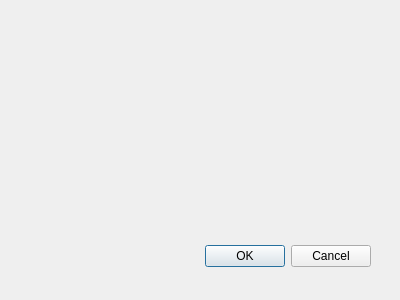
The window that CRMBaseModule/taskdialog.ui (torgcrm/TorgCRM-QtClient) describes before a commit, drawn with Qt 5.
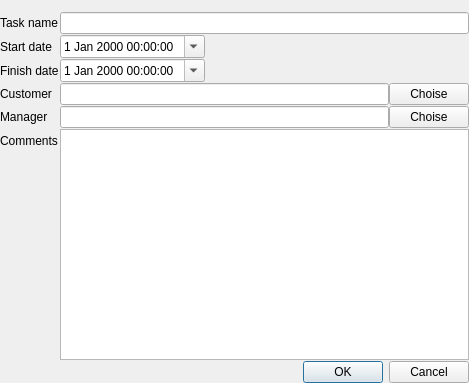
The same window after the commit.

Commit message: Create task form was made

Patch:
```diff
--- a/CRMBaseModule/taskdialog.ui
+++ b/CRMBaseModule/taskdialog.ui
@@ -8,29 +8,216 @@
    <rect>
     <x>0</x>
     <y>0</y>
-    <width>400</width>
-    <height>300</height>
+    <width>469</width>
+    <height>383</height>
    </rect>
   </property>
   <property name="windowTitle">
    <string>Dialog</string>
   </property>
-  <widget name="buttonBox" class="QDialogButtonBox">
-   <property name="geometry">
-    <rect>
-     <x>30</x>
-     <y>240</y>
-     <width>341</width>
-     <height>32</height>
-    </rect>
+  <layout class="QVBoxLayout" name="verticalLayout">
+   <property name="spacing">
+    <number>1</number>
    </property>
-   <property name="orientation">
-    <enum>Qt::Horizontal</enum>
+   <property name="sizeConstraint">
+    <enum>QLayout::SetMaximumSize</enum>
    </property>
-   <property name="standardButtons">
-    <set>QDialogButtonBox::Cancel|QDialogButtonBox::Ok</set>
+   <property name="leftMargin">
+    <number>0</number>
    </property>
-  </widget>
+   <property name="topMargin">
+    <number>0</number>
+   </property>
+   <property name="rightMargin">
+    <number>0</number>
+   </property>
+   <property name="bottomMargin">
+    <number>0</number>
+   </property>
+   <item>
+    <layout class="QFormLayout" name="formLayout">
+     <property name="sizeConstraint">
+      <enum>QLayout::SetMaximumSize</enum>
+     </property>
+     <property name="fieldGrowthPolicy">
+      <enum>QFormLayout::ExpandingFieldsGrow</enum>
+     </property>
+     <property name="labelAlignment">
+      <set>Qt::AlignLeading|Qt::AlignLeft|Qt::AlignVCenter</set>
+     </property>
+     <property name="formAlignment">
+      <set>Qt::AlignLeading|Qt::AlignLeft|Qt::AlignTop</set>
+     </property>
+     <property name="horizontalSpacing">
+      <number>1</number>
+     </property>
+     <property name="verticalSpacing">
+      <number>1</number>
+     </property>
+     <property name="topMargin">
+      <number>12</number>
+     </property>
+     <item row="0" column="0">
+      <widget class="QLabel" name="label">
+       <property name="text">
+        <string>Task name</string>
+       </property>
+      </widget>
+     </item>
+     <item row="0" column="1">
+      <widget class="QLineEdit" name="lineEdit"/>
+     </item>
+     <item row="1" column="0">
+      <widget class="QLabel" name="label_2">
+       <property name="text">
+        <string>Start date</string>
+       </property>
+      </widget>
+     </item>
+     <item row="1" column="1">
+      <widget class="QDateTimeEdit" name="dateTimeEdit">
+       <property name="calendarPopup">
+        <bool>true</bool>
+       </property>
+      </widget>
+     </item>
+     <item row="2" column="0">
+      <widget class="QLabel" name="label_3">
+       <property name="text">
+        <string>Finish date</string>
+       </property>
+      </widget>
+     </item>
+     <item row="2" column="1">
+      <widget class="QDateTimeEdit" name="dateTimeEdit_2">
+       <property name="calendarPopup">
+        <bool>true</bool>
+       </property>
+      </widget>
+     </item>
+     <item row="3" column="0">
+      <widget class="QLabel" name="label_4">
+       <property name="text">
+        <string>Customer</string>
+       </property>
+      </widget>
+     </item>
+     <item row="3" column="1">
+      <widget class="QFrame" name="frame">
+       <property name="frameShape">
+        <enum>QFrame::NoFrame</enum>
+       </property>
+       <property name="frameShadow">
+        <enum>QFrame::Raised</enum>
+       </property>
+       <property name="lineWidth">
+        <number>0</number>
+       </property>
+       <layout class="QHBoxLayout" name="horizontalLayout" stretch="1,0">
+        <property name="spacing">
+         <number>0</number>
+        </property>
+        <property name="sizeConstraint">
+         <enum>QLayout::SetMaximumSize</enum>
+        </property>
+        <property name="leftMargin">
+         <number>0</number>
+        </property>
+        <property name="topMargin">
+         <number>0</number>
+        </property>
+        <property name="rightMargin">
+         <number>0</number>
+        </property>
+        <property name="bottomMargin">
+         <number>0</number>
+        </property>
+        <item>
+         <widget class="QLineEdit" name="lineEdit_2"/>
+        </item>
+        <item>
+         <widget class="QPushButton" name="pushButton">
+          <property name="text">
+           <string>Choise</string>
+          </property>
+         </widget>
+        </item>
+       </layout>
+      </widget>
+     </item>
+     <item row="4" column="0">
+      <widget class="QLabel" name="label_5">
+       <property name="text">
+        <string>Manager</string>
+       </property>
+      </widget>
+     </item>
+     <item row="4" column="1">
+      <widget class="QFrame" name="managerFrame">
+       <property name="frameShape">
+        <enum>QFrame::NoFrame</enum>
+       </property>
+       <property name="frameShadow">
+        <enum>QFrame::Raised</enum>
+       </property>
+       <property name="lineWidth">
+        <number>0</number>
+       </property>
+       <layout class="QHBoxLayout" name="horizontalLayout" stretch="1,0">
+        <property name="spacing">
+         <number>0</number>
+        </property>
+        <property name="sizeConstraint">
+         <enum>QLayout::SetMaximumSize</enum>
+        </property>
+        <property name="leftMargin">
+         <number>0</number>
+        </property>
+        <property name="topMargin">
+         <number>0</number>
+        </property>
+        <property name="rightMargin">
+         <number>0</number>
+        </property>
+        <property name="bottomMargin">
+         <number>0</number>
+        </property>
+        <item>
+         <widget class="QLineEdit" name="managerFullName"/>
+        </item>
+        <item>
+         <widget class="QPushButton" name="choiseManagerBtn">
+          <property name="text">
+           <string>Choise</string>
+          </property>
+         </widget>
+        </item>
+       </layout>
+      </widget>
+     </item>
+     <item row="5" column="0">
+      <widget class="QLabel" name="label_6">
+       <property name="text">
+        <string>Comments</string>
+       </property>
+      </widget>
+     </item>
+     <item row="5" column="1">
+      <widget class="QPlainTextEdit" name="plainTextEdit"/>
+     </item>
+    </layout>
+   </item>
+   <item>
+    <widget class="QDialogButtonBox" name="buttonBox">
+     <property name="orientation">
+      <enum>Qt::Horizontal</enum>
+     </property>
+     <property name="standardButtons">
+      <set>QDialogButtonBox::Cancel|QDialogButtonBox::Ok</set>
+     </property>
+    </widget>
+   </item>
+  </layout>
  </widget>
  <pixmapfunction/>
  <resources/>
```
Left out of the diff: 42 changed lines with no effect on the pictures.
